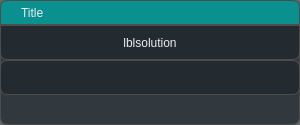
First picture: the form in mailabl-qgis/widgets/decisionUIs/DecicionMakerUI.ui, repository TuloliKalver/mailabl-qgis, before the edit.
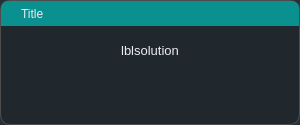
Second picture: the form after the edit. Icons and pictures are not drawn.

Commit message: PreRelease 2.19 SetupSystem restructured and checks on setups done!

```diff
--- a/mailabl-qgis/widgets/decisionUIs/DecicionMakerUI.ui
+++ b/mailabl-qgis/widgets/decisionUIs/DecicionMakerUI.ui
@@ -26,76 +26,321 @@
    <string>Dialog</string>
   </property>
   <property name="styleSheet">
-   <string notr="true">/* ====================================================== */
-/* 🎨 Global Theme - Base Colors, Background &amp; Typography */
-/* ====================================================== */
-* {
+   <string notr="true">* {
     border: transparent;
-    boreder-radius: 7px;
-    background-color: #1d252b; /* Updated background */
+    boreder-radius: 10px;
+	background-color: rgba(29, 37, 43, 0.78);  /* 10% transparency */
     padding: 0;
     margin: 0;
     color: #ececf1; /* Brighter default text */
 }
 
-QWidget {
+#FrameMain{
+    border-radius: 10px;
+	border: 1px solid #4d4d4d;
+	background-color: rgba(29, 37, 43, 0.78);  /* 10% transparency */
+}
 
-    border: 1px solid #4d4d4d;
-    border-radius: 7px;
-	border-top-left-radius: 7px;     /* Rounded top-left corner */
-    border-top-right-radius: 7px;    /* Rounded top-right corner */
-    border-right-radius: 7px;        /* No rounding on right side */
-    border-left-radius: 7px;    
-	background-color: rgba(29, 37, 43, 0.7);  /* 10% transparency */
+
+QLabel, QFrame{
+	background: None;
+	}
+
+
+
+
+/* ------------------------------------------------------ */
+/* 🧠 Global Interaction Effects - Focused Field &amp; Tabs   */
+/* ------------------------------------------------------ */
+QLineEdit:focus, QTextEdit:focus, QComboBox:focus,   QTabBar::tab:selected {
+        /* 🟢 Bottom glow - Extends further for visibility */
+    border: 1px solid; 
+    border-left-color: qradialgradient(spread:pad, cx:0, cy:0.347273, radius:0.826, fx:0.453364, fy:0.097, stop:0.125 rgba(9, 144, 143, 88), stop:1 rgba(46, 47, 56, 76));
+    border-top-color: qradialgradient(spread:pad, cx:0, cy:0.347273, radius:0.826, fx:0.453364, fy:0.097, stop:0.125 rgba(9, 144, 143, 88), stop:1 rgba(46, 47, 56, 76));
+    border-bottom-color: qradialgradient(spread:pad, cx:1, cy:0.728, radius:0.826, fx:0.498455, fy:0.95, stop:0.125 rgba(9, 144, 143, 88), stop:1 rgba(46, 47, 56, 76));
+    border-right-color: qradialgradient(spread:pad, cx:1, cy:0.728, radius:0.826, fx:0.498455, fy:0.95, stop:0.125 rgba(9, 144, 143, 88), stop:1 rgba(46, 47, 56, 76));	
+
 }
 
-QLabel, QLabel:focus, QLabel:hover {
-	border: None;
-    color: #ececf1; /* Brighter default text */
+ QLineEdit:hover, QTextEdit:hover, QComboBox:hover, QTabBar::tab:hover {
+        /* 🟡 Hover Glow - Softer but Visible */
+    border: 1px solid; 
+    border-left-color: qradialgradient(spread:pad, cx:0, cy:0.347273, radius:0.826, fx:0.453364, fy:0.097, stop:0.125 rgba(9, 144, 143, 88), stop:1 rgba(46, 47, 56, 76));
+    border-top-color: qradialgradient(spread:pad, cx:0, cy:0.347273, radius:0.826, fx:0.453364, fy:0.097, stop:0.125 rgba(9, 144, 143, 88), stop:1 rgba(46, 47, 56, 76));
+    border-bottom-color: qradialgradient(spread:pad, cx:1, cy:0.728, radius:0.826, fx:0.498455, fy:0.95, stop:0.125 rgba(9, 144, 143, 88), stop:1 rgba(46, 47, 56, 76));
+    border-right-color: qradialgradient(spread:pad, cx:1, cy:0.728, radius:0.826, fx:0.498455, fy:0.95, stop:0.125 rgba(9, 144, 143, 88), stop:1 rgba(46, 47, 56, 76));	
+    background-color: qradialgradient(spread:pad, cx:1, cy:0.995, radius:0.5, fx:1, fy:0.988, stop:0 rgba(9, 144, 143, 88), stop:0.920455 rgba(46, 47, 56, 76));
 }
 
+/* ---------------------------- */
+/* 📝 QLineEdit Styling */
+/* ---------------------------- */
+QLineEdit {
+    background-color: #303a42;   /* Matches the global dark background */
+    color: #c5c5d2;              /* Default light gray text */
+    border: 1px solid #6f7f87;
+    border-radius: 4px;          /* Rounded corners for a smooth look */
+    padding: 4px;                /* Adequate padding for text clarity */
+}
+
+/* 
+   Note: Your existing rules for QLineEdit:focus and QLineEdit:hover already provide
+   the gradient border and glow effects. This default state ensures a smooth transition 
+   into those interactive states.
+*/
+
+/* ---------------------------- */
+/* 🔘 Disabled State for QLineEdit */
+/* ---------------------------- */
+QLineEdit:disabled {
+    background-color: #24252e;  /* A slightly darker tone for disabled state */
+    border: 1px dashed rgba(120, 120, 130, 0.5);  /* Dashed and faded border */
+    color: rgba(170, 170, 180, 0.5);  /* Muted text color */
+    opacity: 0.5;               /* Lower opacity to indicate inactivity */
+}
+
+/* ---------------------------- */
+/* 🖱️ QListWidget Focus */
+/* ---------------------------- */
+QListWidget:focus {
+	boreder: 1px solid;
+    border-left-color: qradialgradient(spread:pad, cx:0, cy:0.347273, radius:0.826, fx:0.453364, fy:0.097, stop:0.125 rgba(9, 144, 143, 88), stop:1 rgba(46, 47, 56, 76));
+    border-top-color: qradialgradient(spread:pad, cx:0, cy:0.347273, radius:0.826, fx:0.453364, fy:0.097, stop:0.125 rgba(9, 144, 143, 88), stop:1 rgba(46, 47, 56, 76));
+    border-bottom-color: qradialgradient(spread:pad, cx:1, cy:0.728, radius:0.826, fx:0.498455, fy:0.95, stop:0.125 rgba(9, 144, 143, 88), stop:1 rgba(46, 47, 56, 76));
+    border-right-color: qradialgradient(spread:pad, cx:1, cy:0.728, radius:0.826, fx:0.498455, fy:0.95, stop:0.125 rgba(9, 144, 143, 88), stop:1 rgba(46, 47, 56, 76));	
+}
+
+/* ---------------------------- */
+/* 🖱️ QListWidget Hovered Item */
+/* ---------------------------- */
+QListWidget::item:hover {
+    border: 1px solid; 
+    border-left-color: qradialgradient(spread:pad, cx:0, cy:0.347273, radius:0.826, 
+        fx:0.453364, fy:0.097, stop:0.125 rgba(9, 144, 143, 88), stop:1 rgba(46, 47, 56, 76));
+    border-top-color: qradialgradient(spread:pad, cx:0, cy:0.347273, radius:0.826, 
+        fx:0.453364, fy:0.097, stop:0.125 rgba(9, 144, 143, 88), stop:1 rgba(46, 47, 56, 76));
+    border-bottom-color: qradialgradient(spread:pad, cx:1, cy:0.728, radius:0.826, 
+        fx:0.498455, fy:0.95, stop:0.125 rgba(9, 144, 143, 88), stop:1 rgba(46, 47, 56, 76));
+    border-right-color: qradialgradient(spread:pad, cx:1, cy:0.728, radius:0.826, 
+        fx:0.498455, fy:0.95, stop:0.125 rgba(9, 144, 143, 88), stop:1 rgba(46, 47, 56, 76));  
+	background-color: qradialgradient(spread:pad, cx:1, cy:0.995, radius:0.5, fx:1, fy:0.988, stop:0 rgba(9, 144, 143, 255), stop:0.920455 rgba(46, 47, 56, 253));
+    border-radius: 4px;
+}
+
+/* ---------------------------- */
+/* ✅ QListWidget Selected Item */
+/* ---------------------------- */
+QListWidget::item:selected {
+	color: #c5c5d2; /* Default light gray text */	
+    border: 1px solid; 
+ 	 border-radius: 4px;
+    border-left-color: qradialgradient(spread:pad, cx:0, cy:0.347273, radius:0.826, 
+        fx:0.453364, fy:0.097, stop:0.125 rgba(9, 144, 143, 66), stop:1 rgba(46, 47, 56, 54));
+    border-top-color: qradialgradient(spread:pad, cx:0, cy:0.347273, radius:0.826, 
+        fx:0.453364, fy:0.097, stop:0.125 rgba(9, 144, 143, 66), stop:1 rgba(46, 47, 56, 54));
+    border-bottom-color: qradialgradient(spread:pad, cx:1, cy:0.728, radius:0.826, 
+        fx:0.498455, fy:0.95, stop:0.125 rgba(9, 144, 143, 66), stop:1 rgba(46, 47, 56, 54));
+    border-right-color: qradialgradient(spread:pad, cx:1, cy:0.728, radius:0.826, 
+        fx:0.498455, fy:0.95, stop:0.125 rgba(9, 144, 143, 66), stop:1 rgba(46, 47, 56, 54));  
+	background-color: qradialgradient(spread:pad, cx:1, cy:0.995, radius:1.24, fx:1, fy:0.988, stop:0 rgba(9, 144, 143, 172), stop:0.920455 rgba(46, 47, 56, 0));
+}
+
+
+
+/* ---------------------------- */
 /* 🔘 QPushButton Styling */
+/* ---------------------------- */
+
 QPushButton {
     padding: 4px 8px;
     text-align: center;
     border-radius: 5px;
-    background-color: rgb(9, 144, 143);
-    border: 1px solid #565869;
-    color: #ffffff; /* Brighter text */
+	background-color: rgb(9, 144, 143);
+    border: 1px solid #565869; /* Default border */
+    color: #ececf1; /* Brighter text */
+    transition: all 150ms ease-in-out; /* Smooth transition */
 }
 
+/* 🟢 Hover Effect - Glow &amp; Color Shift */
 QPushButton:hover {
     background-color: #5c5d6e;
     border: 1px solid #acacbe;
     color: #ffffff;
 }
 
+/* 🔴 Pressed Effect - Darker Look &amp; More Intense Glow */
 QPushButton:pressed {
     background-color: #2d2e3a;
     border: 1px solid #8e8ea0;
     color: #ececf1; /* Brighter default text */	
 }
 
+/* ⚫ Disabled State - More Noticeable */
 QPushButton:disabled {
-    background-color: #24252e;
+    background-color: #24252e; /* **Much darker background** */
+    border: 1px dashed rgba(120, 120, 130, 0.5); /* **Dashed, faded border** */
+    color: rgba(170, 170, 180, 0.5); /* **Faded text color** */
+    opacity: 0.5; /* **Lower opacity to indicate inactive state** */
+}
+
+QPushButton:focus{
+	    border: 1px solid; 	
+    border-left-color: qradialgradient(spread:pad, cx:0, cy:0.347273, radius:0.826, fx:0.453364, fy:0.097, stop:0.125 rgba(9, 144, 143, 88), stop:1 rgba(46, 47, 56, 76));
+    border-top-color: qradialgradient(spread:pad, cx:0, cy:0.347273, radius:0.826, fx:0.453364, fy:0.097, stop:0.125 rgba(9, 144, 143, 88), stop:1 rgba(46, 47, 56, 76));
+    border-bottom-color: qradialgradient(spread:pad, cx:1, cy:0.728, radius:0.826, fx:0.498455, fy:0.95, stop:0.125 rgba(9, 144, 143, 88), stop:1 rgba(46, 47, 56, 76));
+    border-right-color: qradialgradient(spread:pad, cx:1, cy:0.728, radius:0.826, fx:0.498455, fy:0.95, stop:0.125 rgba(9, 144, 143, 88), stop:1 rgba(46, 47, 56, 76));	
+	background-color: rgb(31, 93, 92);
+}
+
+
+/* ══════════════════════════════════════════════════════ */
+/*                 ✅ QCheckBox Styling                   */
+/* ══════════════════════════════════════════════════════ */
+
+QCheckBox {
+    color: #d1d1e0;
+    spacing: 5px;
+    font-size: 12px;
+	 background: transparent; /* This removes any background */
+}
+
+/* Default indicator box */
+QCheckBox::indicator {
+    width: 16px;
+    height: 16px;
+    background-color: #40414f;
+    border: 1px solid #1f5d5c;
+    border-radius: 3px;
+}
+
+/* Hovered box */
+QCheckBox::indicator:hover {
+    border: 1px solid #0b4544;
+    background-color: #565869;
+}
+
+/* Checked state */
+QCheckBox::indicator:checked {
+    background-color: rgb(9, 144, 143);
+    border: 1px solid #565869;
+    image: url(&quot;:/images/themes/default/algorithms/mAlgorithmCheckGeometry.svg&quot;);
+}
+
+/* Checked + Hover */
+QCheckBox::indicator:checked:hover {
+    background-color: rgba(9, 144, 143, 0.8);
+    border: 1px solid #acacbe;
+}
+
+/* Disabled */
+QCheckBox:disabled {
+    color: #6a6a75;
+}
+QCheckBox::indicator:disabled {
+    background-color: #2c2c35;
     border: 1px dashed rgba(120, 120, 130, 0.5);
-    color: rgba(200, 200, 210, 0.3);   
 }
+QCheckBox::indicator:checked:disabled {
+    background-color: rgba(50, 50, 60, 0.5);
+    border: 1px solid #40414f;
+    image: url(&quot;:/images/themes/default/algorithms/mAlgorithmCheckGeometry.svg&quot;);
+    opacity: 0.5;
+}
 
-QPushButton:focus {
-    border: 1px solid;
-    border-left-color: qradialgradient(spread:pad, cx:0, cy:0.347273, radius:0.826, fx:0.453364, fy:0.097,
-        stop:0.125 rgba(9, 144, 143, 88), stop:1 rgba(46, 47, 56, 76));
-    border-top-color: qradialgradient(spread:pad, cx:0, cy:0.347273, radius:0.826, fx:0.453364, fy:0.097,
-        stop:0.125 rgba(9, 144, 143, 88), stop:1 rgba(46, 47, 56, 76));
-    border-bottom-color: qradialgradient(spread:pad, cx:1, cy:0.728, radius:0.826, fx:0.498455, fy:0.95,
-        stop:0.125 rgba(9, 144, 143, 88), stop:1 rgba(46, 47, 56, 76));
-    border-right-color: qradialgradient(spread:pad, cx:1, cy:0.728, radius:0.826, fx:0.498455, fy:0.95,
-        stop:0.125 rgba(9, 144, 143, 88), stop:1 rgba(46, 47, 56, 76));
-    background-color: rgb(31, 93, 92);
-    color: #ececf1; /* Brighter default text */
+
+/* ══════════════════════════════════════════════════════ */
+/*                     🔘 COMBOBOX STYLING                */
+/* ══════════════════════════════════════════════════════ */
+
+QComboBox {
+    background-color: #2e2f38;
+    color: #c5c5d2;
+	border: 1px solid #7b8a95;    
+	border-radius: 4px;
+    padding: 4px;
 }
 
+QComboBox::drop-down {
+    background-color: #2e2f38;
+    border: none;
+    border-radius: 10px;
+    width: 16px;
+    height: 16px;
+    subcontrol-origin: padding;
+    subcontrol-position: right; /* Adjusted to right for a common look */
+}
+
+
+
+QComboBox QAbstractItemView {
+    background-color: #2e2f38;
+    border: 1px solid #565869;
+    selection-background-color: qradialgradient(
+        spread: pad,
+        cx: 1,
+        cy: 0.728,
+        radius: 0.826,
+        fx: 0.498455,
+        fy: 0.95,
+        stop: 0.125 rgba(9,144,143,150),
+        stop: 1 rgba(46,47,56,253)
+    );
+    selection-color: #ececf1;
+}
+
+QComboBox QAbstractItemView::item {
+    background-color: #2e2f38;
+    color: #c5c5d2;
+}
+
+QComboBox QAbstractItemView::item:selected {
+    background-color: qradialgradient(
+        spread: pad,
+        cx: 1,
+        cy: 0.728,
+        radius: 0.826,
+        fx: 0.498455,
+        fy: 0.95,
+        stop: 0.125 rgba(9,144,143,150),
+        stop: 1 rgba(46,47,56,253)
+    );
+    color: #ececf1;
+}
+
+QComboBox QAbstractItemView::item:hover {
+    background-color: qradialgradient(
+        spread: pad,
+        cx: 1,
+        cy: 0.995,
+        radius: 1.24,
+        fx: 1,
+        fy: 0.988,
+        stop: 0 rgba(9,144,143,150),
+        stop: 0.920455 rgba(46,47,56,253)
+    );
+    color: #ececf1;
+}
+
+QComboBox:focus {
+    border: 1px solid qradialgradient(
+        spread: pad,
+        cx: 0,
+        cy: 0.347273,
+        radius: 0.826,
+        fx: 0.453364,
+        fy: 0.097,
+        stop: 0.125 rgba(9,144,143,88),
+        stop: 1 rgba(46,47,56,76)
+    );
+}
+
+QComboBox:disabled {
+    background-color: #2e2f38;
+    border: 1px solid #565869;
+    color: #8a95a5;
+}
+
+
 #dragFrame {
     border-top-left-radius: 7px;
     border-top-right-radius: 7px;
@@ -106,19 +351,7 @@
     color: #ececf1; /* Brighter default text */
 }
 
-#frame{
- 	border-top-right-radius: 0px;
-	border-top-left-radius: 0px
-}
 
-#QfDialogBbBox{
-	background: None;
-	border: None
-}
-
-QLabel{
-	background: None;
-	}
 </string>
   </property>
   <layout class="QVBoxLayout" name="verticalLayout">
@@ -135,7 +368,34 @@
     <number>0</number>
    </property>
    <property name="bottomMargin">
-    <number>30</number>
+    <number>0</number>
+   </property>
+   <item>
+    <widget class="QFrame" name="FrameMain">
+     <property name="styleSheet">
+      <string notr="true"/>
+     </property>
+     <property name="frameShape">
+      <enum>QFrame::StyledPanel</enum>
+     </property>
+     <property name="frameShadow">
+      <enum>QFrame::Raised</enum>
+     </property>
+     <layout class="QVBoxLayout" name="verticalLayout_2">
+      <property name="spacing">
+       <number>0</number>
+      </property>
+      <property name="leftMargin">
+       <number>0</number>
+      </property>
+      <property name="topMargin">
+       <number>0</number>
+      </property>
+      <property name="rightMargin">
+       <number>0</number>
+      </property>
+      <property name="bottomMargin">
+       <number>0</number>
    </property>
    <item>
     <widget class="QFrame" name="dragFrame">
@@ -185,6 +445,9 @@
    </item>
    <item>
     <widget class="QFrame" name="frame">
+        <property name="styleSheet">
+         <string notr="true"/>
+        </property>
      <property name="frameShape">
       <enum>QFrame::StyledPanel</enum>
      </property>
@@ -208,7 +471,21 @@
        <number>0</number>
       </property>
       <item>
+          <widget class="QFrame" name="frame_2">
+           <property name="frameShape">
+            <enum>QFrame::StyledPanel</enum>
+           </property>
+           <property name="frameShadow">
+            <enum>QFrame::Raised</enum>
+           </property>
+           <layout class="QVBoxLayout" name="verticalLayout_4">
+            <item>
        <widget class="QLabel" name="lblSolution">
+              <property name="font">
+               <font>
+                <pointsize>10</pointsize>
+               </font>
+              </property>
         <property name="text">
          <string>lblsolution</string>
         </property>
@@ -221,13 +498,46 @@
     </widget>
    </item>
    <item>
-    <widget class="QFrame" name="Buttons">
+          <widget class="QFrame" name="ButtonsFrame">
      <property name="frameShape">
       <enum>QFrame::StyledPanel</enum>
      </property>
      <property name="frameShadow">
       <enum>QFrame::Raised</enum>
      </property>
+           <layout class="QHBoxLayout" name="horizontalLayout_2">
+            <property name="spacing">
+             <number>10</number>
+            </property>
+            <property name="leftMargin">
+             <number>10</number>
+            </property>
+            <property name="topMargin">
+             <number>0</number>
+            </property>
+            <property name="rightMargin">
+             <number>10</number>
+            </property>
+            <property name="bottomMargin">
+             <number>10</number>
+            </property>
+            <item>
+             <layout class="QHBoxLayout" name="ButtonsLAyout">
+              <property name="leftMargin">
+               <number>10</number>
+              </property>
+              <property name="rightMargin">
+               <number>10</number>
+              </property>
+             </layout>
+            </item>
+           </layout>
+          </widget>
+         </item>
+        </layout>
+       </widget>
+      </item>
+     </layout>
     </widget>
    </item>
   </layout>
```
Left out of the diff: 15 changed lines with no effect on the pictures. Lines whose indentation alone changed are shown as unchanged. The commit also changes 35 other files.
